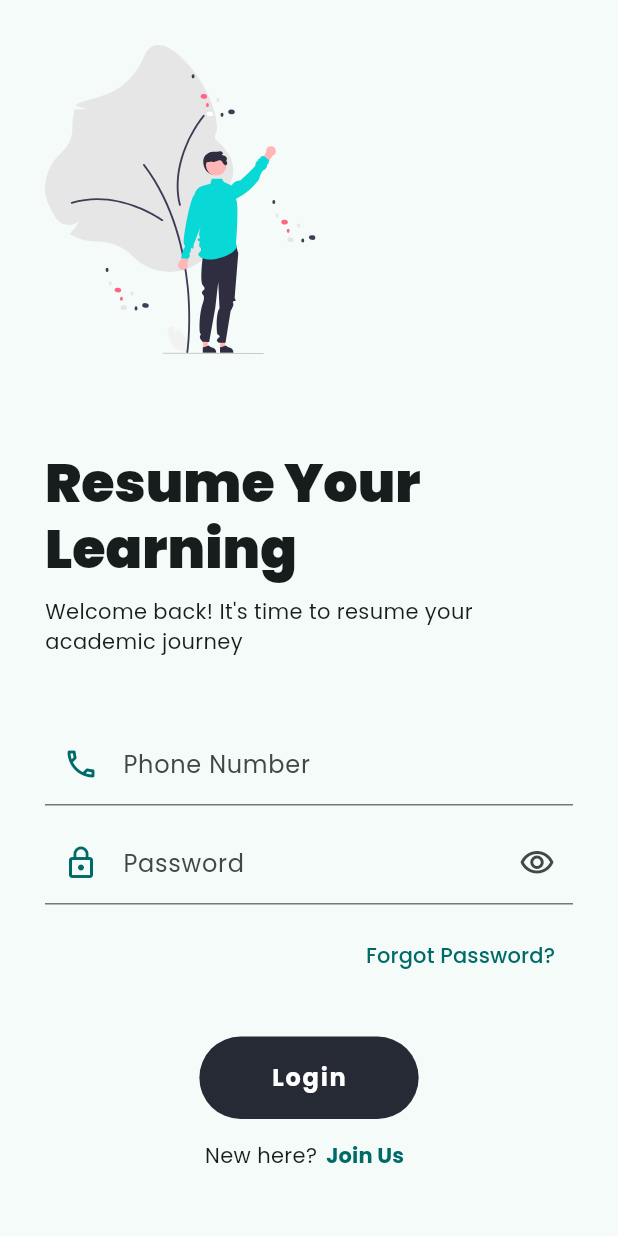
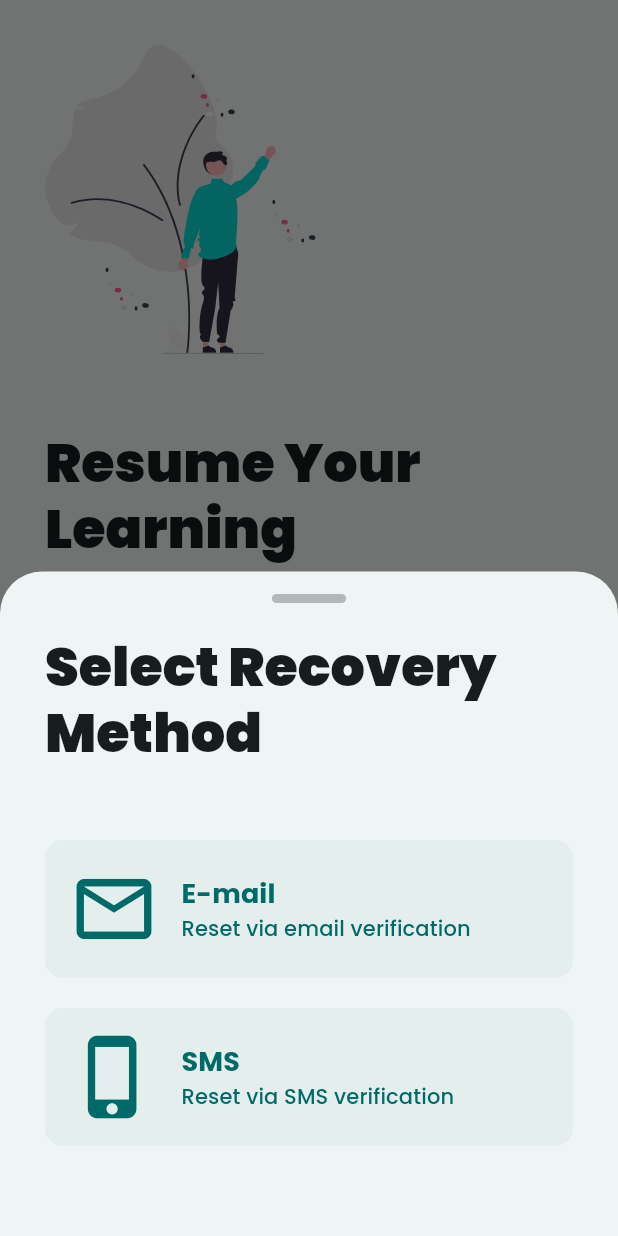
Before and after one commit to Suriya-KS/Latha-Tuition-App, a Flutter app: the LoginScreen screen opened directly, after a tap on "Forgot Password?", on a phone screen of 412 x 824 dp. Run offline on Flutter 3.47's test engine with Material 3 defaults, Android fonts, the phone set to English and light mode, and no system bars; our stand-ins replace flutter_svg, liquid_swipe, smooth_page_indicator.

Commit message:
feat: :sparkles: add forgot password screen design

```diff
--- a/lib/utilities/constants.dart
+++ b/lib/utilities/constants.dart
@@ -12,10 +12,13 @@ const welcomeImage = "assets/images/welcome.svg";
 const handWaveImage = "assets/images/hand_wave.svg";
 const handshakeImage = "assets/images/handshake.svg";
 const newEntryImage = "assets/images/new_entry.svg";
+const forgotPasswordImage = "assets/images/forgot_password.svg";
 const placeholderImage = "assets/images/placeholder.svg";
 
 const alphabets = 'abcdefghijklmnopqrstuvwxyzABCDEFGHIJKLMNOPQRSTUVWXYZ';
 const specialCharacters = ' !"#\$%&\'()*+,-./:;<=>?@[\\]^_`{|}~';
+
+const passwordVerificationCodeResendTime = Duration(seconds: 60);
 
 const screenPadding = 30.0;
 
@@ -25,3 +28,13 @@ enum Screen {
   signUp,
   studentRegistration,
 }
+
+enum PasswordRecoveryMethod {
+  email,
+  sms,
+}
+
+enum ForgotPasswordForm {
+  sendVerificationCode,
+  verifyCode,
+}
--- /dev/null
+++ b/lib/widgets/bottom_sheets/password_recovery_option_sheet.dart
@@ -0,0 +1,60 @@
+import 'package:flutter/material.dart';
+
+import 'package:latha_tuition_app/utilities/constants.dart';
+import 'package:latha_tuition_app/screens/forgot_password.dart';
+import 'package:latha_tuition_app/widgets/buttons/icon_with_text_button.dart';
+import 'package:latha_tuition_app/widgets/texts/title_text.dart';
+
+class PasswordRecoveryOptionSheet extends StatelessWidget {
+  const PasswordRecoveryOptionSheet({super.key});
+
+  void navigateToForgotPasswordScreen(
+    BuildContext context,
+    PasswordRecoveryMethod recoveryMethod,
+  ) {
+    Navigator.pop(context);
+
+    Navigator.push(
+      context,
+      MaterialPageRoute(
+        builder: (BuildContext context) => ForgotPasswordScreen(
+          recoveryMethod: recoveryMethod,
+        ),
+      ),
+    );
+  }
+
+  @override
+  Widget build(BuildContext context) {
+    return Column(
+      children: [
+        const TitleText(title: 'Select Recovery Method'),
+        const SizedBox(height: 50),
+        Column(
+          children: [
+            IconWithTextButton(
+              title: 'E-mail',
+              description: 'Reset via email verification',
+              icon: Icons.mail_outline,
+              onPressed: () => navigateToForgotPasswordScreen(
+                context,
+                PasswordRecoveryMethod.email,
+              ),
+            ),
+            const SizedBox(height: 20),
+            IconWithTextButton(
+              title: 'SMS',
+              description: 'Reset via SMS verification',
+              icon: Icons.phone_iphone_outlined,
+              onPressed: () => navigateToForgotPasswordScreen(
+                context,
+                PasswordRecoveryMethod.sms,
+              ),
+            ),
+            const SizedBox(height: 30),
+          ],
+        ),
+      ],
+    );
+  }
+}
--- /dev/null
+++ b/lib/widgets/buttons/icon_with_text_button.dart
@@ -0,0 +1,53 @@
+import 'package:flutter/material.dart';
+
+import 'package:latha_tuition_app/widgets/texts/subtitle_text.dart';
+
+class IconWithTextButton extends StatelessWidget {
+  const IconWithTextButton({
+    required this.title,
+    required this.description,
+    required this.icon,
+    required this.onPressed,
+    super.key,
+  });
+
+  final String title;
+  final String description;
+  final IconData icon;
+  final void Function() onPressed;
+
+  @override
+  Widget build(BuildContext context) {
+    return TextButton(
+      style: TextButton.styleFrom(
+        backgroundColor:
+            Theme.of(context).colorScheme.primary.withOpacity(0.05),
+        shape: RoundedRectangleBorder(
+          borderRadius: BorderRadius.circular(12),
+        ),
+      ),
+      onPressed: onPressed,
+      child: Padding(
+        padding: const EdgeInsets.symmetric(horizontal: 4, vertical: 8),
+        child: Row(
+          crossAxisAlignment: CrossAxisAlignment.center,
+          children: [
+            Icon(
+              icon,
+              color: Theme.of(context).colorScheme.primary,
+              size: 60,
+            ),
+            const SizedBox(width: 15),
+            Column(
+              crossAxisAlignment: CrossAxisAlignment.start,
+              children: [
+                SubtitleText(subtitle: title),
+                Text(description),
+              ],
+            )
+          ],
+        ),
+      ),
+    );
+  }
+}
--- a/lib/widgets/login/login_form.dart
+++ b/lib/widgets/login/login_form.dart
@@ -1,7 +1,9 @@
 import 'package:flutter/material.dart';
 
 import 'package:latha_tuition_app/utilities/form_validation_functions.dart';
+import 'package:latha_tuition_app/utilities/modal_bottom_sheet.dart';
 import 'package:latha_tuition_app/widgets/buttons/primary_button.dart';
+import 'package:latha_tuition_app/widgets/bottom_sheets/password_recovery_option_sheet.dart';
 import 'package:latha_tuition_app/widgets/form_inputs/text_input.dart';
 
 class LoginForm extends StatefulWidget {
@@ -64,7 +66,10 @@ class _LoginFormState extends State<LoginForm> {
           Align(
             alignment: Alignment.centerRight,
             child: TextButton(
-              onPressed: () {},
+              onPressed: () => modalBottomSheet(
+                context,
+                const PasswordRecoveryOptionSheet(),
+              ),
               child: const Text('Forgot Password?'),
             ),
           ),
--- a/lib/widgets/templates/scrollable_image_content.dart
+++ b/lib/widgets/templates/scrollable_image_content.dart
@@ -36,6 +36,8 @@ class ScrollableImageContent extends StatelessWidget {
           child: Column(
             mainAxisAlignment: MainAxisAlignment.spaceBetween,
             children: [
+              Column(
+                children: [
                   Align(
                     alignment: Alignment.centerLeft,
                     child: SvgPicture.asset(
@@ -51,6 +53,8 @@ class ScrollableImageContent extends StatelessWidget {
                       Text(description),
                     ],
                   ),
+                ],
+              ),
               const SizedBox(height: 30),
               child,
             ],
--- a/lib/widgets/texts/subtitle_text.dart
+++ b/lib/widgets/texts/subtitle_text.dart
@@ -3,10 +3,12 @@ import 'package:flutter/material.dart';
 class SubtitleText extends StatelessWidget {
   const SubtitleText({
     required this.subtitle,
+    this.color,
     super.key,
   });
 
   final String subtitle;
+  final Color? color;
 
   @override
   Widget build(BuildContext context) {
@@ -14,9 +16,10 @@ class SubtitleText extends StatelessWidget {
       alignment: Alignment.centerLeft,
       child: Text(
         subtitle,
-        style: const TextStyle(
+        style: TextStyle(
           fontSize: 18,
           fontWeight: FontWeight.bold,
+          color: color,
         ),
       ),
     );
```
Also changed, not shown: lib/screens/forgot_password.dart (added, +59 -0 lines), lib/widgets/forgot_password/send_verification_code_form.dart (added, +76 -0 lines), lib/widgets/forgot_password/verify_code_form.dart (added, +147 -0 lines), lib/widgets/form_inputs/verification_code_input.dart (added, +58 -0 lines), assets/images/forgot_password.svg (added). Lines whose indentation alone changed are shown as unchanged.
